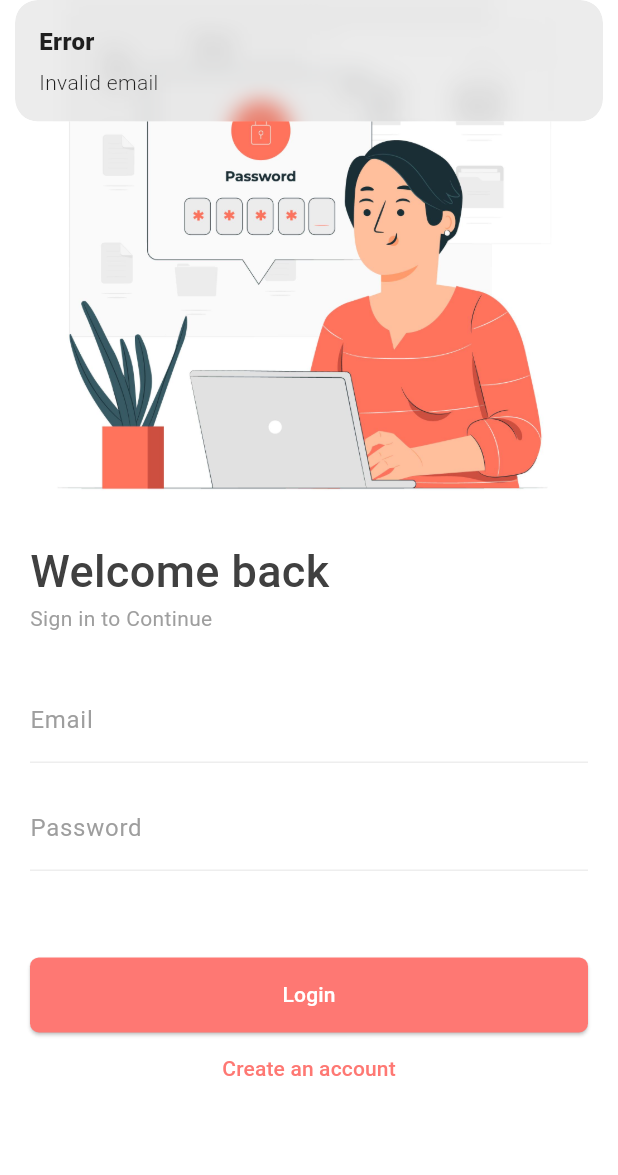
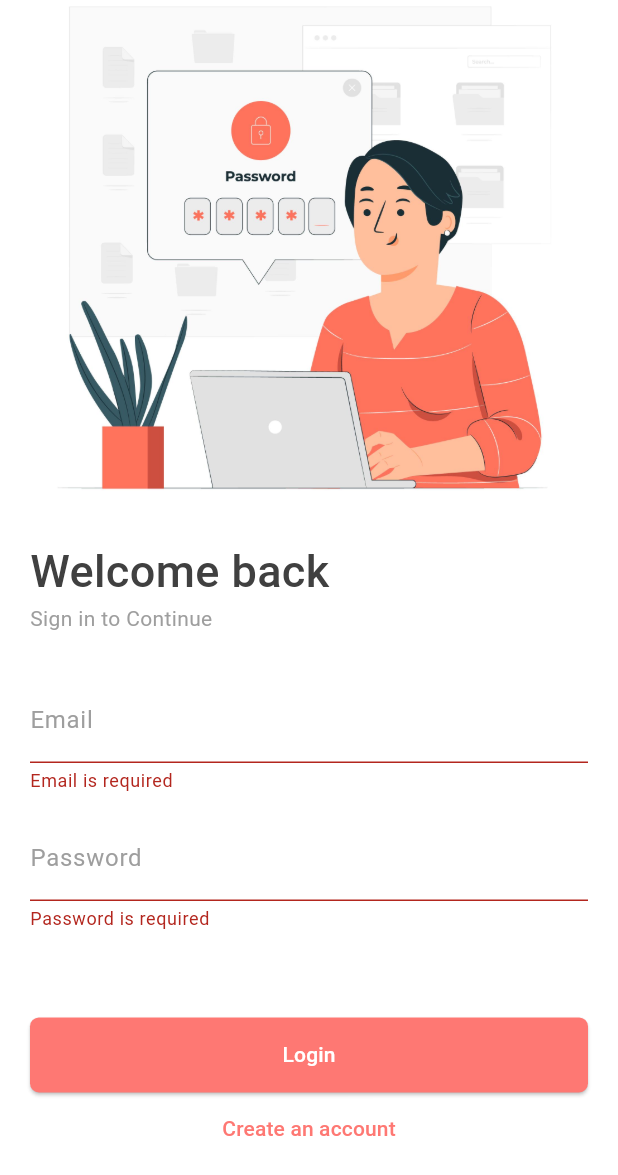
Before and after one commit to shivapardheep/TaskMate, a Flutter app: the screen it shows after launch, after a tap on "Login", on a phone screen of 412 x 824 dp. Shown: the top 1175 px of the screen. Run offline on Flutter 3.47's test engine with Material 3 defaults, Android fonts, the phone set to English and light mode, and no system bars; our stand-ins replace cloud_firestore, firebase_auth, firebase_core, get; accounts and stored records are empty.

```diff
--- a/lib/features/task/presentation/controllers/auth_controller.dart
+++ b/lib/features/task/presentation/controllers/auth_controller.dart
@@ -11,7 +11,6 @@ class AuthController extends GetxController {
   String? error;
 
   Future<void> signUp(String email, String password) async {
-    if (!_validateInput(email, password)) return;
     isLoading = true;
     error = null;
     update();
@@ -29,7 +28,6 @@ class AuthController extends GetxController {
   }
 
   Future<void> login(String email, String password) async {
-    if (!_validateInput(email, password)) return;
     isLoading = true;
     error = null;
     update();
@@ -51,17 +49,5 @@ class AuthController extends GetxController {
     Get.offAll(() => LoginScreen());
   }
 
-  bool _validateInput(String email, String password) {
-    if (email.isEmpty || !GetUtils.isEmail(email)) {
-      Get.snackbar('Error', 'Invalid email');
-      return false;
-    }
-    if (password.length < 6) {
-      Get.snackbar('Error', 'Password must be at least 6 characters');
-      return false;
-    }
-    return true;
-  }
-
   User? get currentUser => _authService.currentUser;
 }
--- a/lib/features/task/presentation/screens/login_screen.dart
+++ b/lib/features/task/presentation/screens/login_screen.dart
@@ -12,6 +12,8 @@ class LoginScreen extends StatelessWidget {
   final _passwordController = TextEditingController();
 
   LoginScreen({super.key});
+
+  final _formKey = GlobalKey<FormState>();
 
   @override
   Widget build(BuildContext context) {
@@ -56,7 +58,9 @@ class LoginScreen extends StatelessWidget {
 
                 GetBuilder<AuthController>(
                   builder: (controller) {
-                    return Column(
+                    return Form(
+                      key: _formKey,
+                      child: Column(
                         children: [
                           TextFormField(
                             controller: _emailController,
@@ -78,6 +82,16 @@ class LoginScreen extends StatelessWidget {
                                 borderSide: BorderSide(color: Colors.black),
                               ),
                             ),
+                            validator: (value) {
+                              if (value == null || value.trim().isEmpty) {
+                                return "Email is required";
+                              } else if (!RegExp(
+                                r'^[\w-\.]+@([\w-]+\.)+[\w]{2,4}$',
+                              ).hasMatch(value)) {
+                                return "Enter a valid email";
+                              }
+                              return null;
+                            },
                           ),
                           SizedBox(height: 16),
                           TextFormField(
@@ -101,6 +115,15 @@ class LoginScreen extends StatelessWidget {
                               ),
                             ),
                             obscureText: true,
+
+                            validator: (value) {
+                              if (value == null || value.trim().isEmpty) {
+                                return "Password is required";
+                              } else if (value.length < 6) {
+                                return "Password must be at least 6 characters";
+                              }
+                              return null;
+                            },
                           ),
                           SizedBox(height: height * 0.07),
                           controller.isLoading
@@ -115,10 +138,14 @@ class LoginScreen extends StatelessWidget {
                                         borderRadius: BorderRadius.circular(6),
                                       ),
                                     ),
-                                  onPressed: () => controller.login(
+                                    onPressed: () {
+                                      if (_formKey.currentState!.validate()) {
+                                        controller.login(
                                           _emailController.text,
                                           _passwordController.text,
-                                  ),
+                                        );
+                                      }
+                                    },
                                     child: Text(
                                       'Login',
                                       style: TextStyle(
@@ -135,13 +162,8 @@ class LoginScreen extends StatelessWidget {
                               style: TextStyle(color: AppColors.primaryColor),
                             ),
                           ),
-
-                        if (controller.error != null)
-                          Text(
-                            controller.error!,
-                            style: TextStyle(color: Colors.red),
+                        ],
                       ),
-                      ],
                     );
                   },
                 ),
```
Also changed, not shown: lib/features/task/data/services/auth_services.dart (+11 -0 lines), lib/features/task/presentation/screens/signup_screen.dart (+38 -10 lines). Lines whose indentation alone changed are shown as unchanged.
